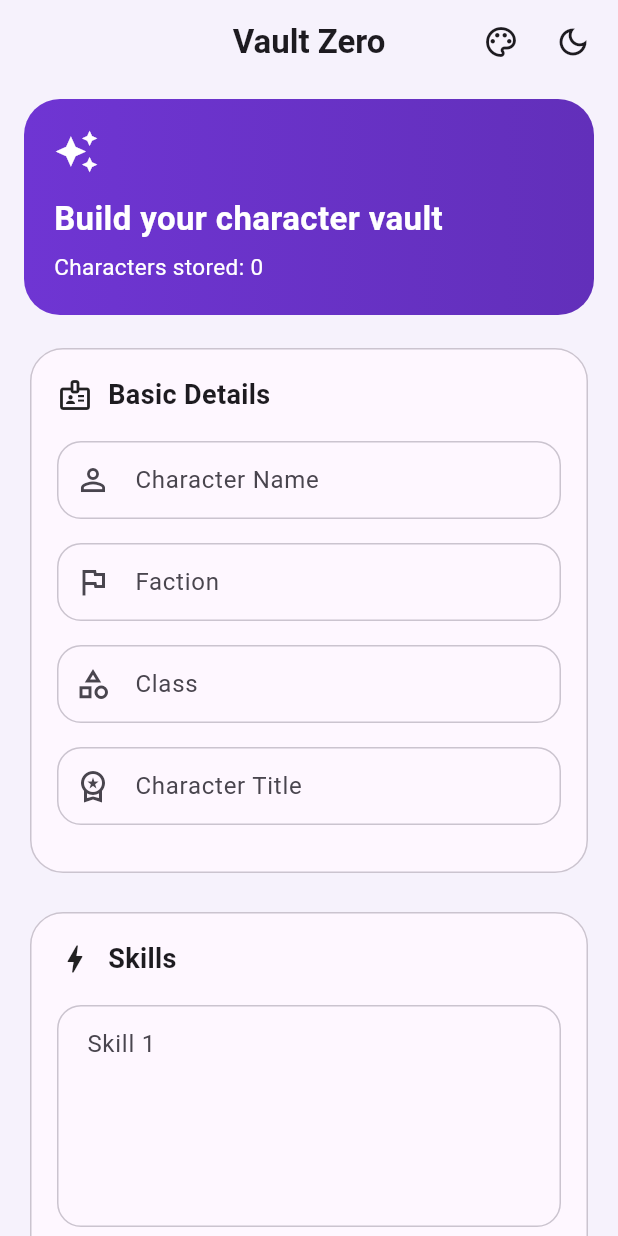
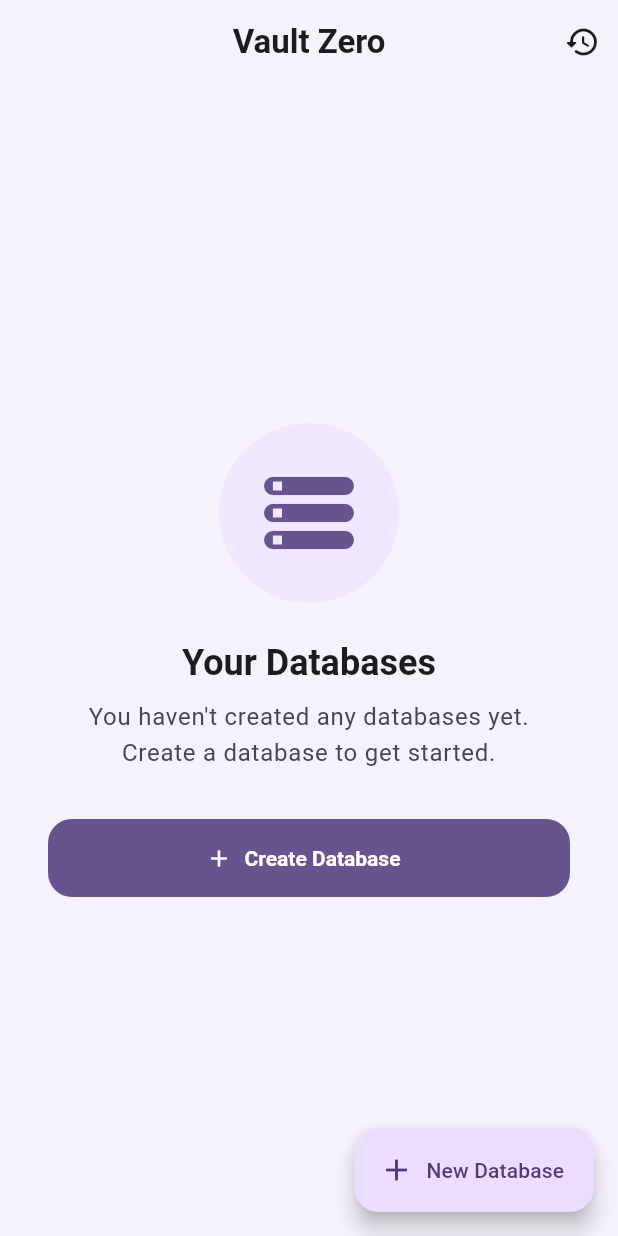
Before and after one commit to Flame026/vault-zero, a Flutter app: the screen it shows after launch, on a phone screen of 412 x 824 dp. Run offline on Flutter 3.47's test engine with Material 3 defaults, Android fonts, the phone set to English and light mode, and no system bars; our stand-ins replace flutter_riverpod, share_plus, sqflite; missing offline and left inert: excel; accounts and stored records are empty.

Commit message:
feat: implement generic database management

```diff
--- a/lib/data/repositories/sqlite_schema_repository.dart
+++ b/lib/data/repositories/sqlite_schema_repository.dart
@@ -1,7 +1,6 @@
 import 'dart:convert';
 
 import 'package:sqflite/sqflite.dart';
-
 import '../../domain/models/database_definition.dart';
 import '../../domain/models/field_definition.dart';
 import '../../domain/repositories/schema_repository.dart';
--- a/lib/main.dart
+++ b/lib/main.dart
@@ -4,7 +4,7 @@ import 'package:flutter/material.dart';
 import 'package:flutter_riverpod/flutter_riverpod.dart';
 
 import 'core/theme/theme_provider.dart';
-import 'legacy/presentation/screens/character_entry_screen.dart';
+import 'presentation/databases/database_list_screen.dart';
 
 void main() {
   runApp(const ProviderScope(child: VaultZeroApp()));
@@ -135,7 +135,7 @@ class _VaultZeroAppState extends ConsumerState<VaultZeroApp> {
         switchOutCurve: Curves.easeIn,
         child: _showSplash
             ? const VaultZeroSplashScreen(key: ValueKey('vault-zero-splash'))
-            : const CharacterEntryScreen(key: ValueKey('vault-zero-home')),
+            : const DatabaseListScreen(key: ValueKey('vault-zero-home')),
       ),
     );
   }
--- /dev/null
+++ b/lib/presentation/databases/database_list_screen.dart
@@ -0,0 +1,180 @@
+import 'package:flutter/material.dart';
+import 'package:flutter_riverpod/flutter_riverpod.dart';
+
+import '../../../legacy/presentation/screens/character_entry_screen.dart';
+import 'controllers/database_list_controller.dart';
+import 'widgets/database_card.dart';
+import 'widgets/database_form_dialog.dart';
+import 'widgets/delete_confirmation_dialog.dart';
+
+class DatabaseListScreen extends ConsumerWidget {
+  const DatabaseListScreen({super.key});
+
+  void _showCreateDialog(BuildContext context, WidgetRef ref) async {
+    final result = await DatabaseFormDialog.show(context);
+    if (result != null) {
+      ref.read(databaseListControllerProvider.notifier).createDatabase(
+            name: result['name']!,
+            description: result['description']!,
+          );
+    }
+  }
+
+  void _showEditDialog(BuildContext context, WidgetRef ref, database) async {
+    final result = await DatabaseFormDialog.show(context, initialDatabase: database);
+    if (result != null) {
+      ref.read(databaseListControllerProvider.notifier).updateDatabase(
+            database,
+            name: result['name']!,
+            description: result['description']!,
+          );
+    }
+  }
+
+  void _showDeleteDialog(BuildContext context, WidgetRef ref, database) async {
+    final confirmed = await DeleteConfirmationDialog.show(context, database: database);
+    if (confirmed) {
+      ref.read(databaseListControllerProvider.notifier).deleteDatabase(database.id);
+    }
+  }
+
+  void _navigateToLegacy(BuildContext context) {
+    Navigator.of(context).push(
+      MaterialPageRoute(builder: (context) => const CharacterEntryScreen()),
+    );
+  }
+
+  @override
+  Widget build(BuildContext context, WidgetRef ref) {
+    final state = ref.watch(databaseListControllerProvider);
+    final theme = Theme.of(context);
+    final colorScheme = theme.colorScheme;
+
+    return Scaffold(
+      appBar: AppBar(
+        title: const Text('Vault Zero'),
+        actions: [
+          IconButton(
+            icon: const Icon(Icons.history_rounded),
+            tooltip: 'Legacy Archive',
+            onPressed: () => _navigateToLegacy(context),
+          ),
+        ],
+      ),
+      body: state.when(
+        data: (databases) {
+          if (databases.isEmpty) {
+            return _buildEmptyState(context, ref);
+          }
+          return RefreshIndicator(
+            onRefresh: () async {
+              // AsyncValue.guard handles loading, but RefreshIndicator expects a Future
+              ref.invalidate(databaseListControllerProvider);
+            },
+            child: ListView.separated(
+              padding: const EdgeInsets.all(16),
+              itemCount: databases.length,
+              separatorBuilder: (context, index) => const SizedBox(height: 12),
+              itemBuilder: (context, index) {
+                final db = databases[index];
+                return DatabaseCard(
+                  database: db,
+                  onTap: () {
+                    ScaffoldMessenger.of(context).showSnackBar(
+                      const SnackBar(content: Text('Records feature coming soon!')),
+                    );
+                  },
+                  onEdit: () => _showEditDialog(context, ref, db),
+                  onDelete: () => _showDeleteDialog(context, ref, db),
+                );
+              },
+            ),
+          );
+        },
+        loading: () => const Center(child: CircularProgressIndicator()),
+        error: (error, stack) => Center(
+          child: Padding(
+            padding: const EdgeInsets.all(24.0),
+            child: Column(
+              mainAxisAlignment: MainAxisAlignment.center,
+              children: [
+                Icon(Icons.error_outline, size: 64, color: colorScheme.error),
+                const SizedBox(height: 16),
+                Text(
+                  'Failed to load databases',
+                  style: theme.textTheme.titleLarge,
+                ),
+                const SizedBox(height: 8),
+                Text(
+                  error.toString(),
+                  style: theme.textTheme.bodyMedium?.copyWith(color: colorScheme.error),
+                  textAlign: TextAlign.center,
+                ),
+                const SizedBox(height: 24),
+                FilledButton.icon(
+                  onPressed: () => ref.invalidate(databaseListControllerProvider),
+                  icon: const Icon(Icons.refresh),
+                  label: const Text('Retry'),
+                ),
+              ],
+            ),
+          ),
+        ),
+      ),
+      floatingActionButton: FloatingActionButton.extended(
+        onPressed: () => _showCreateDialog(context, ref),
+        icon: const Icon(Icons.add),
+        label: const Text('New Database'),
+      ),
+    );
+  }
+
+  Widget _buildEmptyState(BuildContext context, WidgetRef ref) {
+    final theme = Theme.of(context);
+    final colorScheme = theme.colorScheme;
+
+    return Center(
+      child: Padding(
+        padding: const EdgeInsets.all(32.0),
+        child: Column(
+          mainAxisAlignment: MainAxisAlignment.center,
+          children: [
+            Container(
+              padding: const EdgeInsets.all(24),
+              decoration: BoxDecoration(
+                color: colorScheme.primaryContainer.withValues(alpha: 0.5),
+                shape: BoxShape.circle,
+              ),
+              child: Icon(
+                Icons.storage_rounded,
+                size: 72,
+                color: colorScheme.primary,
+              ),
+            ),
+            const SizedBox(height: 24),
+            Text(
+              'Your Databases',
+              style: theme.textTheme.headlineSmall?.copyWith(
+                fontWeight: FontWeight.bold,
+              ),
+            ),
+            const SizedBox(height: 8),
+            Text(
+              "You haven't created any databases yet.\nCreate a database to get started.",
+              style: theme.textTheme.bodyLarge?.copyWith(
+                color: colorScheme.onSurfaceVariant,
+              ),
+              textAlign: TextAlign.center,
+            ),
+            const SizedBox(height: 32),
+            FilledButton.icon(
+              onPressed: () => _showCreateDialog(context, ref),
+              icon: const Icon(Icons.add),
+              label: const Text('Create Database'),
+            ),
+          ],
+        ),
+      ),
+    );
+  }
+}
```
Also changed, not shown: lib/core/preferences/preferences_repository.dart (added, +68 -0 lines), lib/core/providers.dart (added, +10 -0 lines), lib/core/theme/theme_provider.dart (+12 -43 lines), lib/presentation/databases/controllers/database_list_controller.dart (added, +61 -0 lines), lib/presentation/databases/widgets/database_card.dart (added, +121 -0 lines), lib/presentation/databases/widgets/database_form_dialog.dart (added, +113 -0 lines), lib/presentation/databases/widgets/delete_confirmation_dialog.dart (added, +62 -0 lines), 2 other files.
